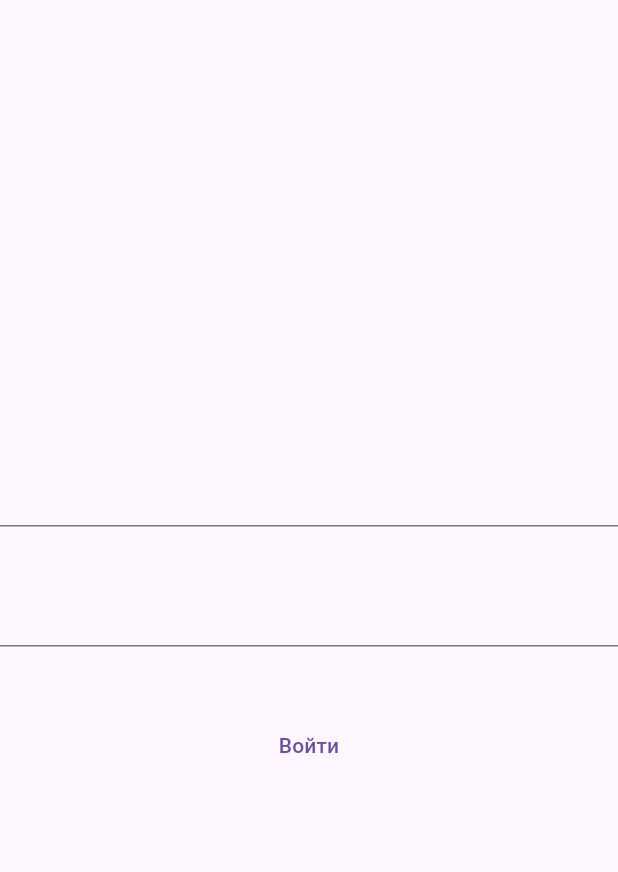
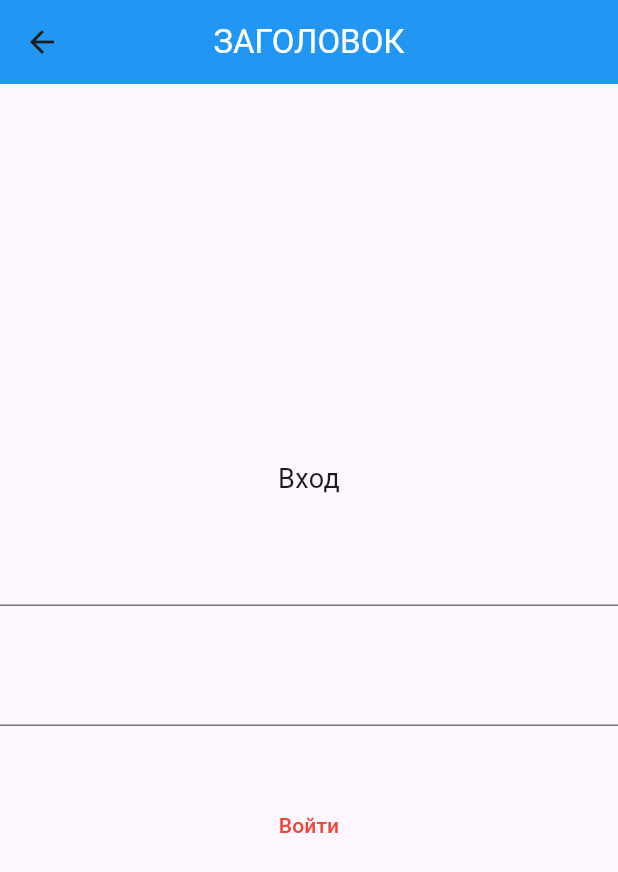
Before and after one commit to Alextxt/learn_app, a Flutter app: the LoginView screen opened directly, after a tap on "Войти", on a phone screen of 412 x 824 dp. Shown: the top 872 px of the screen. Run offline on Flutter 3.47's test engine with Material 3 defaults, Android fonts, the phone set to English and light mode, and no system bars.

Commit message:
first commit

```diff
--- a/lib/presentation/screens/login/login_view.dart
+++ b/lib/presentation/screens/login/login_view.dart
@@ -1,20 +1,50 @@
 import 'package:flutter/material.dart';
 
-class LoginView extends StatelessWidget {
+bool activButton = false;
+
+class LoginView extends StatefulWidget {
   const LoginView({super.key});
 
   @override
+  State<LoginView> createState() => _LoginViewState();
+}
+
+class _LoginViewState extends State<LoginView> {
+  @override
   Widget build(BuildContext context) {
     return Scaffold(
+      appBar: AppBar(
+        title: const Text('ЗАГОЛОВОК', style: TextStyle(color: Colors.white)),
+        backgroundColor: Colors.blue,
+        centerTitle: true,
+      ),
       body: Column(
         crossAxisAlignment: CrossAxisAlignment.center,
         mainAxisAlignment: MainAxisAlignment.center,
         children: [
+          Text('Вход', style: TextStyle(fontSize: 18)),
+          SizedBox(height: 24),
           TextField(),
           SizedBox(height: 32),
           TextField(),
           SizedBox(height: 42),
-          TextButton(onPressed: () {}, child: Text("Войти")),
+          TextButton(
+            onPressed: () {
+              if (activButton == true) {
+                activButton = false;
+              } else {
+                activButton = true;
+              }
+              print(activButton);
+              setState(() {});
+            },
+            child: Text(
+              "Войти",
+              style: TextStyle(
+                color: activButton == true ? Colors.red : Colors.green,
+              ),
+            ),
+          ),
         ],
       ),
     );
```
Also changed, not shown: lib/main.dart (+6 -1 lines), lib/presentation/screens/notifications/notification_view.dart (added, +211 -0 lines), pubspec.lock.
